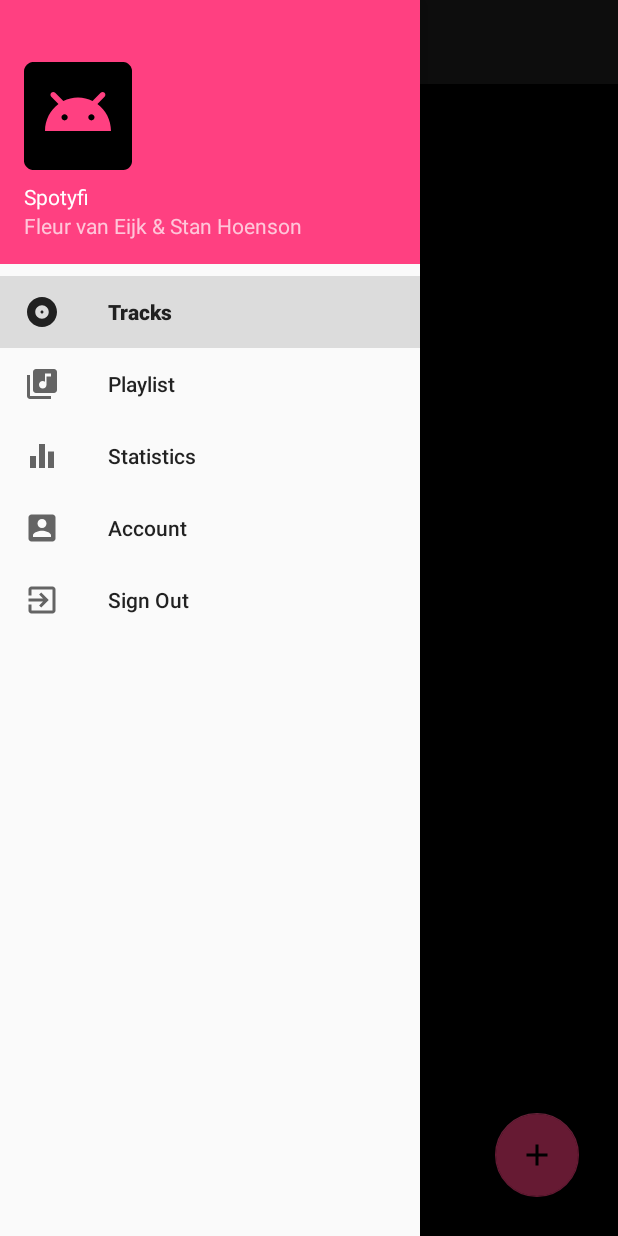
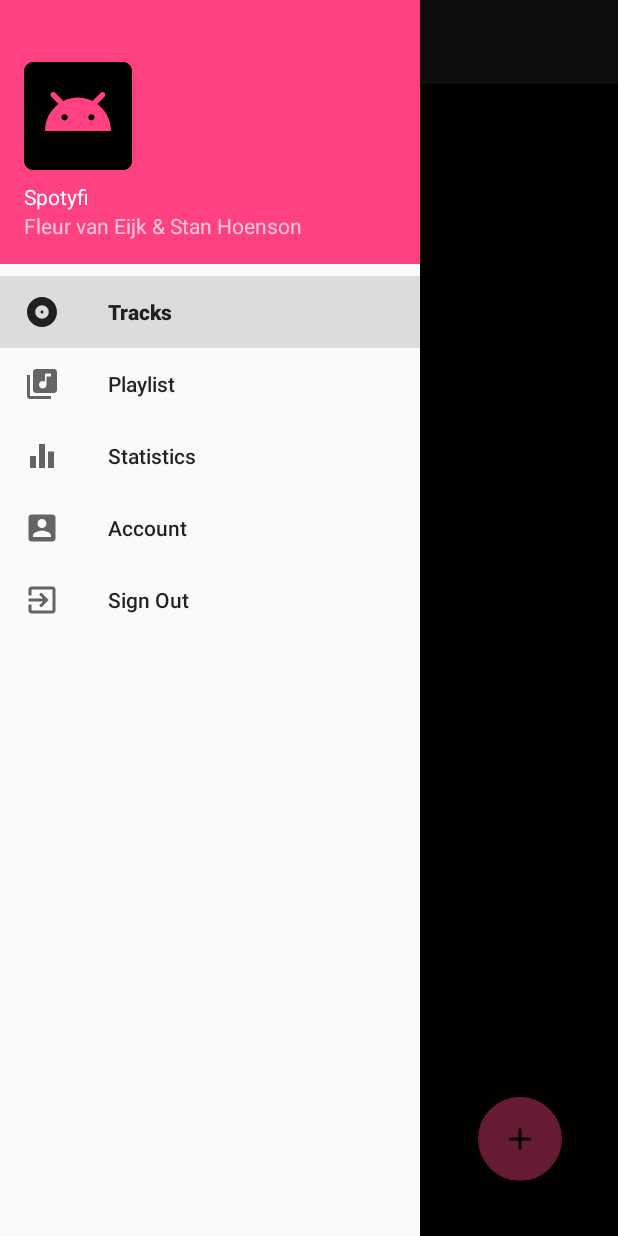
Before and after one commit to fleurvaneijk/IKPMD-Eindopdracht, an Android app: the screen it shows after launch (MainActivity), with the side drawer open, on a phone screen of 412 x 824 dp. Run offline under Robolectric (Android 15) with nearby library versions, the phone set to English and light mode, and no system bars; our stand-ins replace Firebase (no records; nobody signed in at launch, a user with empty details on screens opened directly).

Commit message:
FAB onclick

```diff
--- a/app/src/main/java/com/example/ikpmd_eindopdracht/MainActivity.java
+++ b/app/src/main/java/com/example/ikpmd_eindopdracht/MainActivity.java
@@ -1,5 +1,6 @@
 package com.example.ikpmd_eindopdracht;
 
+import android.content.Intent;
 import android.os.Bundle;
 import android.support.annotation.NonNull;
 import android.support.design.widget.NavigationView;
@@ -9,6 +10,7 @@ import android.support.v7.app.ActionBarDrawerToggle;
 import android.support.v7.app.AppCompatActivity;
 import android.support.v7.widget.Toolbar;
 import android.view.MenuItem;
+import android.view.View;
 
 import com.example.ikpmd_eindopdracht.fragment.AccountFragment;
 import com.example.ikpmd_eindopdracht.fragment.PlaylistFragment;
@@ -80,4 +82,8 @@ public class MainActivity extends AppCompatActivity implements NavigationView.On
     public void onSignOutClicked() {
         //sign out
     }
+
+    public void addTrack(View v){
+        startActivity(new Intent(this, AddTrackActivity.class));
+    }
 }
--- a/app/src/main/java/com/example/ikpmd_eindopdracht/fragment/TracksFragment.java
+++ b/app/src/main/java/com/example/ikpmd_eindopdracht/fragment/TracksFragment.java
@@ -1,5 +1,6 @@
 package com.example.ikpmd_eindopdracht.fragment;
 
+import android.content.Intent;
 import android.os.Bundle;
 import android.support.annotation.NonNull;
 import android.support.annotation.Nullable;
@@ -10,6 +11,7 @@ import android.view.View;
 import android.view.ViewGroup;
 import android.widget.ListView;
 
+import com.example.ikpmd_eindopdracht.AddTrackActivity;
 import com.example.ikpmd_eindopdracht.R;
 import com.example.ikpmd_eindopdracht.list.TrackListAdapter;
 import com.example.ikpmd_eindopdracht.model.Track;
--- a/app/src/main/res/layout/fragment_tracks.xml
+++ b/app/src/main/res/layout/fragment_tracks.xml
@@ -27,15 +27,16 @@
         android:layout_marginEnd="16dp"
         android:layout_marginBottom="8dp"
         android:clickable="true"
+        android:focusable="true"
+        android:onClick="addTrack"
         android:src="@drawable/plus"
         app:fabSize="normal"
         app:layout_constraintBottom_toBottomOf="parent"
         app:layout_constraintEnd_toEndOf="parent"
-        app:layout_constraintHorizontal_bias="0.969"
+        app:layout_constraintHorizontal_bias="0.936"
         app:layout_constraintStart_toStartOf="parent"
         app:layout_constraintTop_toTopOf="parent"
-        app:layout_constraintVertical_bias="0.974"
-        app:srcCompat="@color/colorAccent"
-        android:focusable="true" />
+        app:layout_constraintVertical_bias="0.959"
+        app:srcCompat="@color/colorAccent" />
 
 </android.support.constraint.ConstraintLayout>
--- a/app/src/main/res/values/strings.xml
+++ b/app/src/main/res/values/strings.xml
@@ -1,5 +1,5 @@
 <resources>
-    <string name="app_name">IKPMD-Eindopdracht</string>
+    <string name="app_name">Spotyfi</string>
     <string name="sign_up">Sign Up</string>
     <string name="title">Title</string>
     <string name="artist">Artist</string>
```
